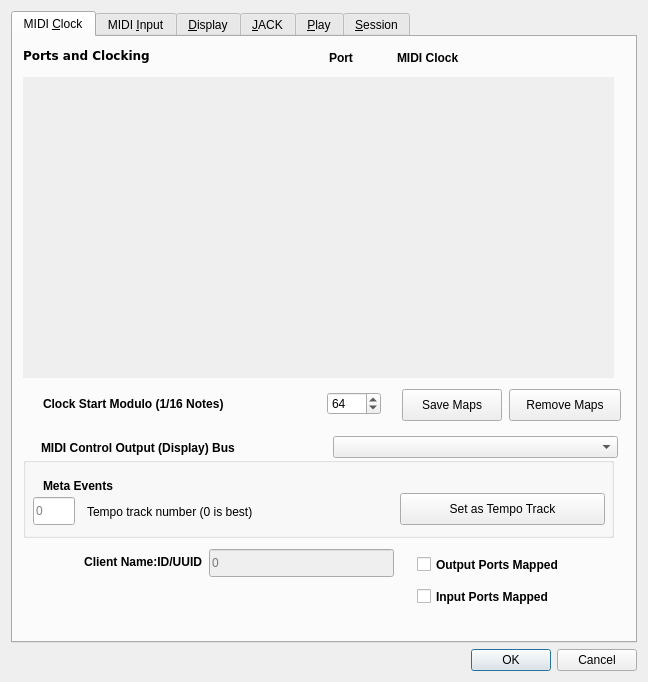
ahlstromcj/seq66, file seq_qt5/forms/qseditoptions.ui: the form before one commit.
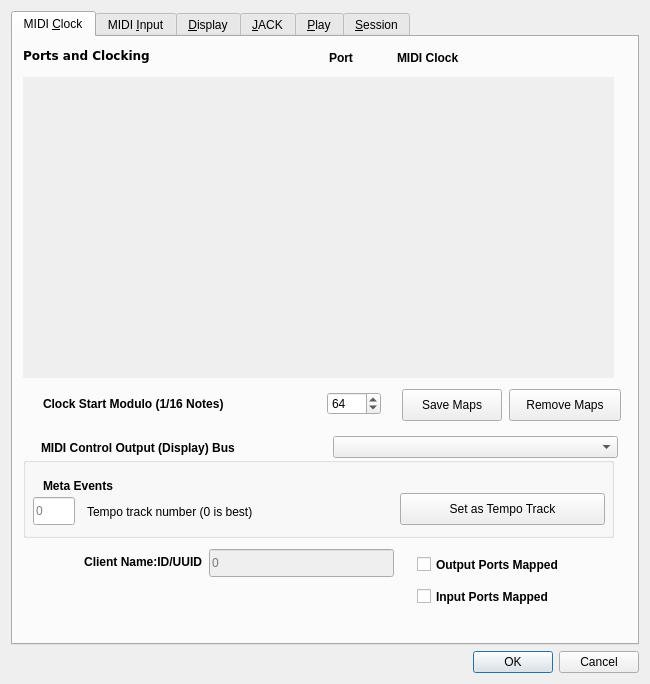
The form after the commit. The open tabs and pages were chosen to show the change.

Diff of the .ui file:
```diff
--- a/seq_qt5/forms/qseditoptions.ui
+++ b/seq_qt5/forms/qseditoptions.ui
@@ -6,8 +6,8 @@
    <rect>
     <x>0</x>
     <y>0</y>
-    <width>648</width>
-    <height>682</height>
+    <width>650</width>
+    <height>684</height>
    </rect>
   </property>
   <property name="windowTitle">
```
Left out of the diff: 2 changed lines with no effect on the pictures.
